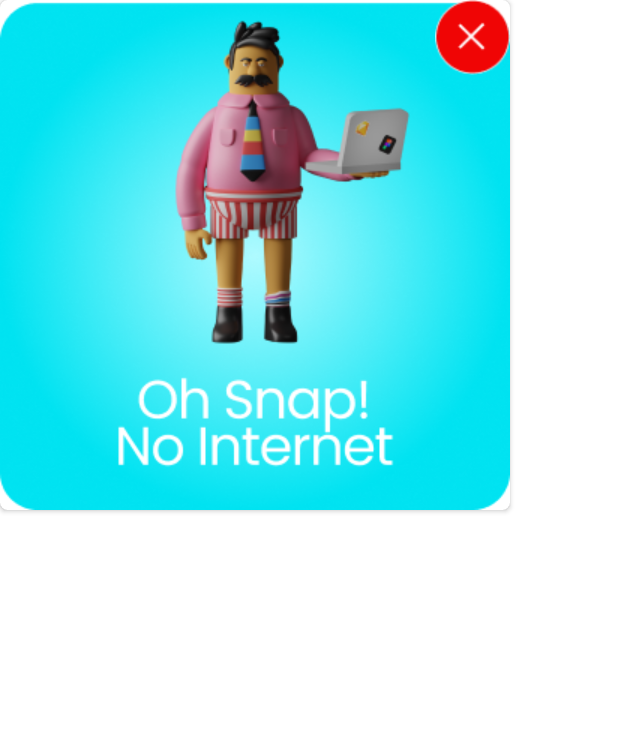
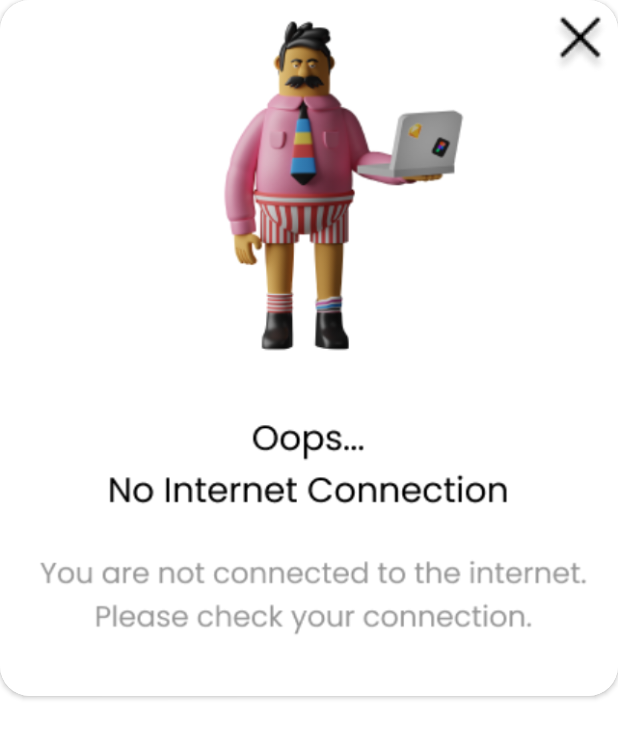
Before and after one commit to harshpatel63/CoWin-Vaccine-Notifier, an Android app: the layout fragment_no_internet.xml on its own in the app's theme, with its tools: preview values and no code run, on a phone screen of 412 x 824 dp. Shown: the top 738 px of the screen. Run offline under Robolectric (Android 15) with nearby library versions, the phone set to English and light mode, and no system bars.

Commit message:
changed no_internet_dialog.png and cross.png

```diff
--- a/app/src/main/res/layout/fragment_no_internet.xml
+++ b/app/src/main/res/layout/fragment_no_internet.xml
@@ -3,8 +3,9 @@
     xmlns:android="http://schemas.android.com/apk/res/android"
     android:layout_width="wrap_content"
     android:layout_height="wrap_content"
+    android:elevation="5dp"
     xmlns:app="http://schemas.android.com/apk/res-auto"
-    app:cardCornerRadius="5dp">
+    app:cardCornerRadius="20dp">
 <ImageView
     android:id="@+id/noInternetImage"
     android:layout_width="wrap_content"
@@ -16,7 +17,7 @@
         android:layout_width="50dp"
         android:layout_height="50dp"
         android:background="#00000000"
-        android:foreground="@drawable/cancel_button"
+        android:foreground="@drawable/cross"
         android:layout_gravity="right"/>
 
 </androidx.cardview.widget.CardView>
```
Also changed, not shown: app/src/main/res/drawable/cancel_button.png (deleted), app/src/main/res/drawable/cross.png (added), app/src/main/res/drawable/no_internet_dialog.png.
